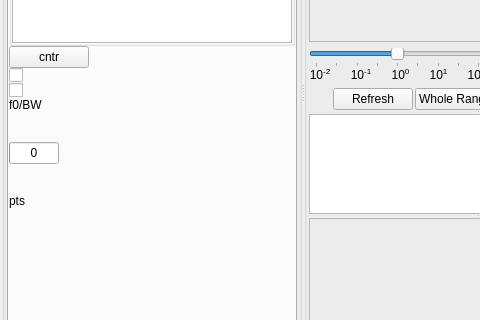
This is QCM_GUI_test6.ui in shullgroup/rheoQCM as Qt 5 draws it before an edit; both pictures show x 0 to 480 and y 403 to 723 of the 1114 by 964 pixel window. The edited form follows.
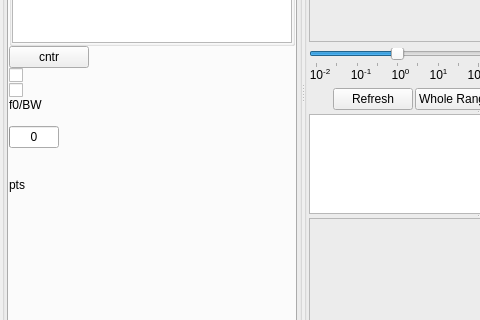
This is the edited form. Icons and pictures are not drawn.

Commit message: UI & temp module update

Diff of the .ui file:
```diff
--- a/QCM_GUI_test6.ui
+++ b/QCM_GUI_test6.ui
@@ -1838,36 +1838,6 @@
                 </property>
                </widget>
               </item>
-              <item>
-               <widget class="QLabel" name="label_status_reftype">
-                <property name="sizePolicy">
-                 <sizepolicy hsizetype="Fixed" vsizetype="Fixed">
-                  <horstretch>0</horstretch>
-                  <verstretch>0</verstretch>
-                 </sizepolicy>
-                </property>
-                <property name="minimumSize">
-                 <size>
-                  <width>16</width>
-                  <height>16</height>
-                 </size>
-                </property>
-                <property name="styleSheet">
-                 <string notr="true">#label_status_reftype
-{
-background-color: transparent;
-border-image: url(:/icon/rc/ref_input.svg);
-background: none;
-border: none;
-background-repeat: none;
-}
-</string>
-                </property>
-                <property name="text">
-                 <string/>
-                </property>
-               </widget>
-              </item>
               <item>
                <widget class="QPushButton" name="pushButton_status_reftype">
                 <property name="sizePolicy">
```
The commit also changes 3 other files.
